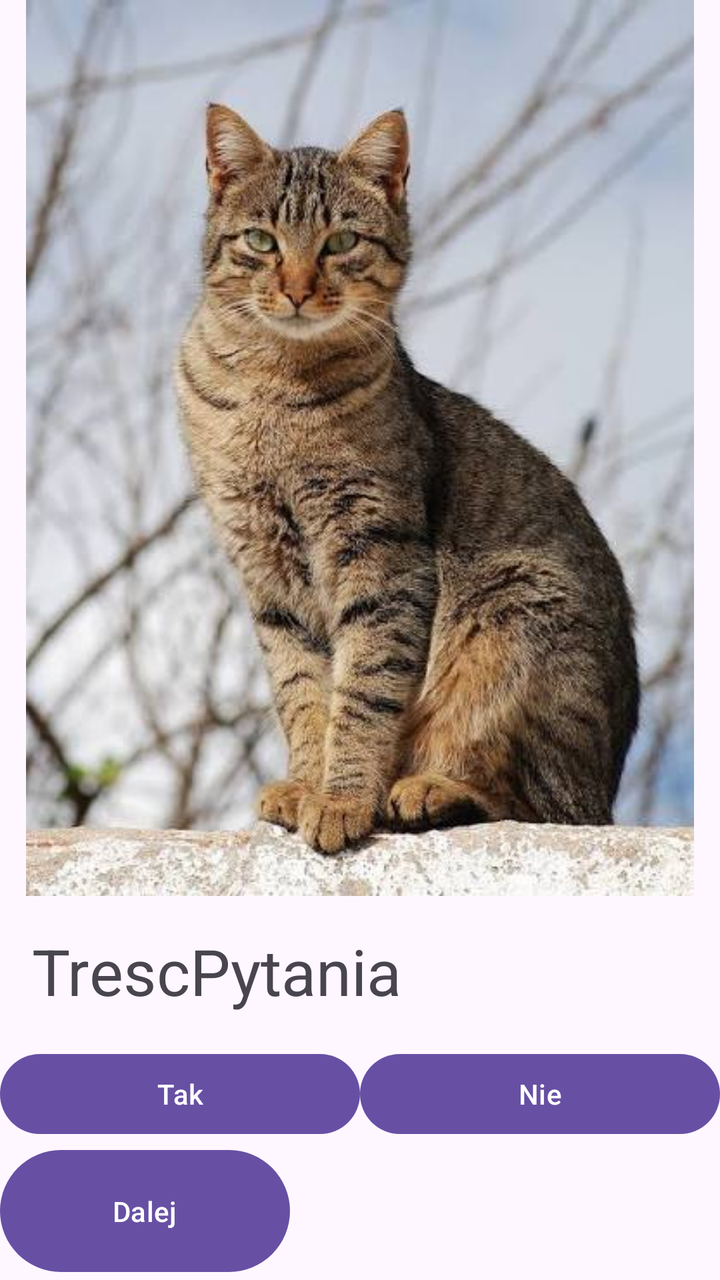
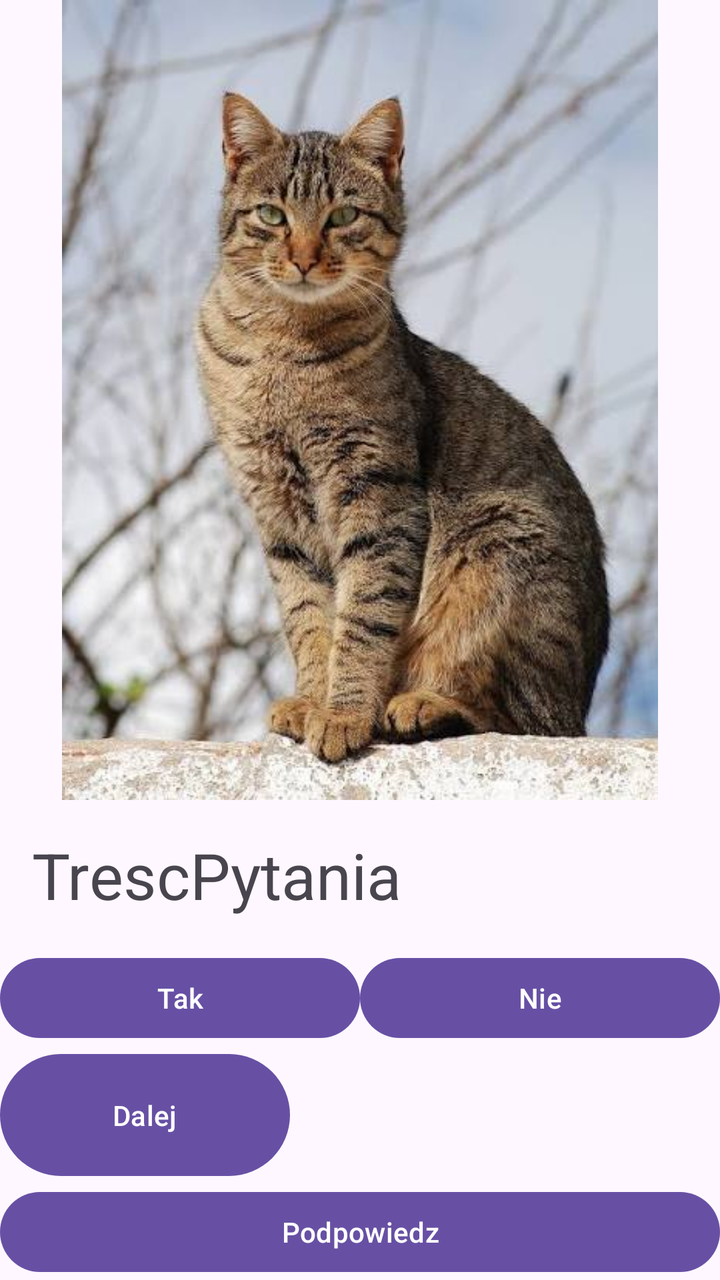

An Android layout rendered at two revisions. The XML below is the earlier revision; the diff shows what the commit changed to produce the second picture.
<!-- AndroidManifest.xml: application theme Theme.Quiz -->
<!-- res/layout/activity_main.xml -->
<?xml version="1.0" encoding="utf-8"?>
<LinearLayout xmlns:android="http://schemas.android.com/apk/res/android"
    xmlns:app="http://schemas.android.com/apk/res-auto"
    xmlns:tools="http://schemas.android.com/tools"
    android:id="@+id/main"
    android:layout_width="match_parent"
    android:layout_height="match_parent"
    android:orientation="vertical"
    tools:context=".MainActivity" >

    <ImageView
        android:id="@+id/imageView"
        android:layout_width="match_parent"
        android:layout_height="wrap_content"
        app:srcCompat="@drawable/kot"
        android:layout_weight="1"/>

    <TextView
        android:id="@+id/textView2"
        android:layout_width="match_parent"
        android:layout_height="wrap_content"
        android:text="TrescPytania"
        android:textSize="32sp"
        android:padding="16dp"

        />

    <LinearLayout
        android:layout_width="match_parent"
        android:layout_height="wrap_content"
        android:orientation="horizontal">

        <Button
            android:id="@+id/button"
            android:layout_width="wrap_content"
            android:layout_height="wrap_content"
            android:layout_weight="1"
            android:text="Tak"

            />

        <Button
            android:id="@+id/button4"
            android:layout_width="wrap_content"
            android:layout_height="wrap_content"
            android:layout_weight="1"
            android:text="Nie" />

    </LinearLayout>

    <Button
        android:id="@+id/button12"
        android:layout_width="145dp"
        android:layout_height="69dp"
        android:text="Dalej" />

</LinearLayout>
<!-- resources referenced by this layout -->
<resources>
  <!-- drawable kot: jpg bitmap (drawable, 36372 bytes) -->
  <style name="Theme.Quiz" parent="Base.Theme.Quiz" />
  <style name="Base.Theme.Quiz" parent="Theme.Material3.DayNight.NoActionBar">
          
          
      </style>
</resources>

<!-- the commit's change to res/layout/activity_main.xml (unified diff, before → after) -->
@@ -54,4 +54,11 @@
         android:layout_height="69dp"
         android:text="Dalej" />
 
+    <Button
+        android:id="@+id/podpowiedz"
+        android:layout_width="match_parent"
+        android:layout_height="wrap_content"
+
+        android:text="Podpowiedz" />
+
 </LinearLayout>
